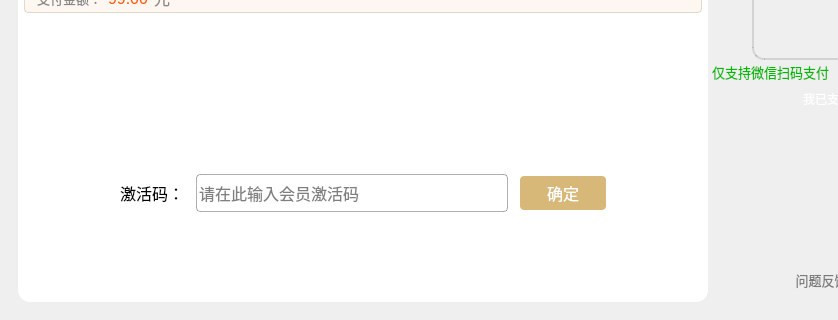
Old version of the form Ui_Activities.ui in the repository YangShengzhou03/LeafAuto; both pictures show x 0 to 838 and y 280 to 600 of the 960 by 600 pixel window.
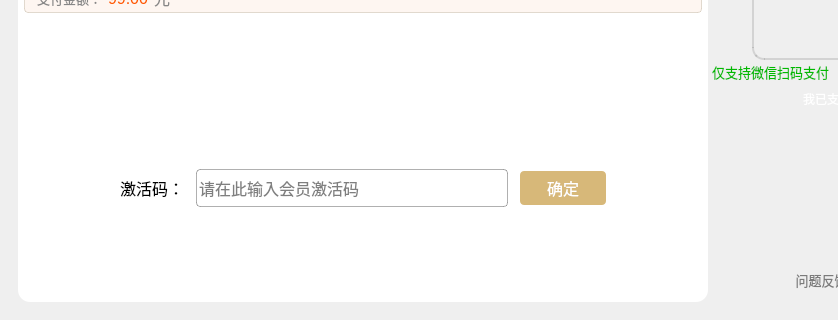
New version of the form. Icons and pictures are not drawn.

```diff
--- a/Ui_Activities.ui
+++ b/Ui_Activities.ui
@@ -714,7 +714,7 @@
             <item>
              <layout class="QVBoxLayout" name="verticalLayout_4" stretch="1,0">
               <property name="spacing">
-               <number>6</number>
+               <number>2</number>
               </property>
               <property name="leftMargin">
                <number>0</number>
@@ -761,7 +761,7 @@
                      </property>
                      <property name="styleSheet">
                       <string notr="true">QWidget {
-    border-radius: 12px;
+border-radius: 0px;
 image: url('resources/img/activity/head.png');
 background: transparent;
 }</string>
@@ -771,7 +771,8 @@
                   </layout>
                  </item>
                  <item>
-                  <layout class="QHBoxLayout" name="Code_redemption" stretch="0,0,1,0,0">
+                  <widget class="QFrame" name="Code_redemption">
+                   <layout class="QHBoxLayout" name="Code_redemption_2" stretch="0,0,1,0,0">
                    <property name="spacing">
                     <number>12</number>
                    </property>
@@ -888,6 +889,7 @@
                     </spacer>
                    </item>
                   </layout>
+                  </widget>
                  </item>
                 </layout>
                </widget>
```
Left out of the diff: 6 changed lines with no effect on the pictures. Lines whose indentation alone changed are shown as unchanged.
